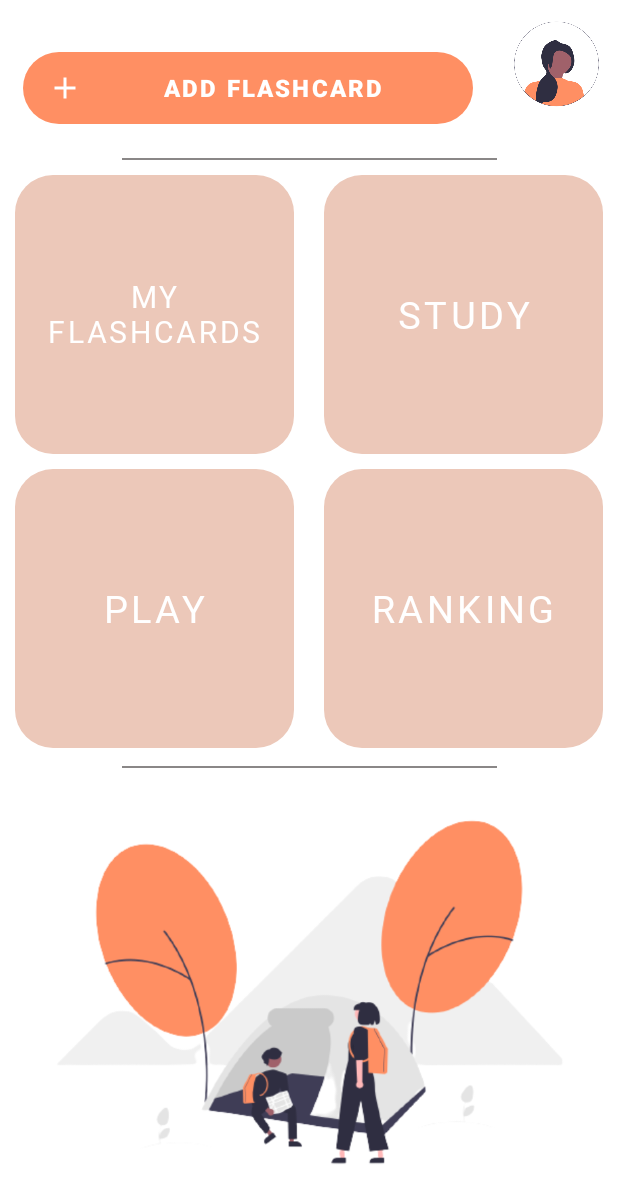
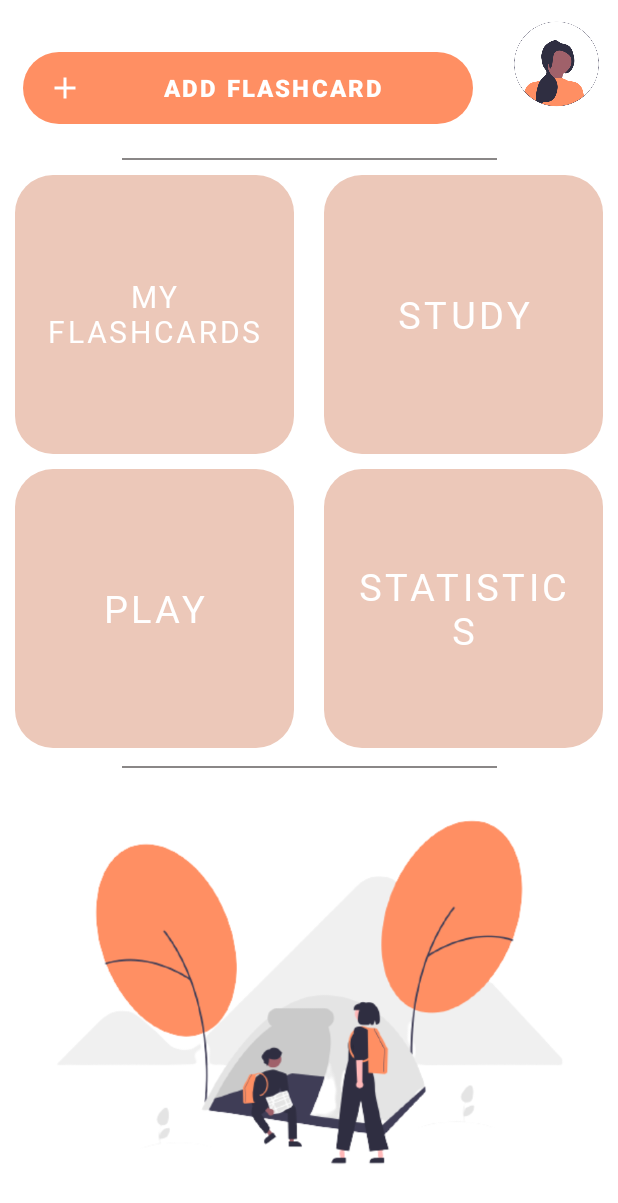
Before and after one commit to xAleksandrax/TalkTrainer, an Android app: the FirstPage screen opened directly, with no data from a screen before it, on a phone screen of 412 x 824 dp. Shown: the top 1203 px of the screen. Run offline under Robolectric (Android 15) with nearby library versions, the phone set to English and light mode, and no system bars.

Commit message:
statistics page added

```diff
--- a/app/src/main/java/com/example/talktrainer/FirstPage.kt
+++ b/app/src/main/java/com/example/talktrainer/FirstPage.kt
@@ -8,6 +8,7 @@ import android.widget.ImageView
 
 class FirstPage : AppCompatActivity() {
     private lateinit var addBtn: Button
+    private lateinit var statsBtn: Button
     private lateinit var myFlashcardBtn: Button
     private lateinit var playButton: Button
     private lateinit var studyButton: Button
@@ -18,6 +19,7 @@ class FirstPage : AppCompatActivity() {
         setContentView(R.layout.activity_first_page)
 
         addBtn = findViewById(R.id.addFlashcard)
+        statsBtn = findViewById(R.id.button4)
         myFlashcardBtn = findViewById(R.id.button1)
         playButton = findViewById(R.id.button3)
         studyButton = findViewById(R.id.button2)
@@ -47,5 +49,10 @@ class FirstPage : AppCompatActivity() {
             val intent = Intent(applicationContext, com.example.talktrainer.Notification::class.java)
             startActivity(intent)
         }
+
+        statsBtn.setOnClickListener{
+            val intent = Intent(applicationContext, Statistics::class.java)
+            startActivity(intent)
+        }
     }
 }
--- a/app/src/main/res/layout/activity_first_page.xml
+++ b/app/src/main/res/layout/activity_first_page.xml
@@ -101,7 +101,7 @@
         android:layout_width="0dp"
         android:layout_height="0dp"
         android:layout_margin="10dp"
-        android:text="Ranking"
+        android:text="Statistics"
         android:textSize="25dp"
         android:fontFamily="@font/mainfont"
         android:background="@drawable/game_image"
```
Also changed, not shown: app/src/main/AndroidManifest.xml (+8 -2 lines), app/src/main/java/com/example/talktrainer/Statistics.kt (added, +11 -0 lines), app/src/main/res/layout/activity_statistics.xml (added, +28 -0 lines).
